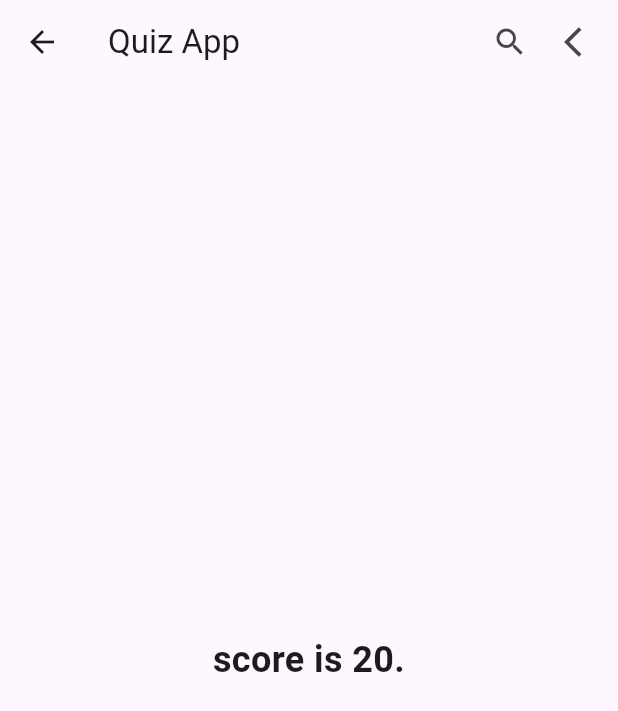
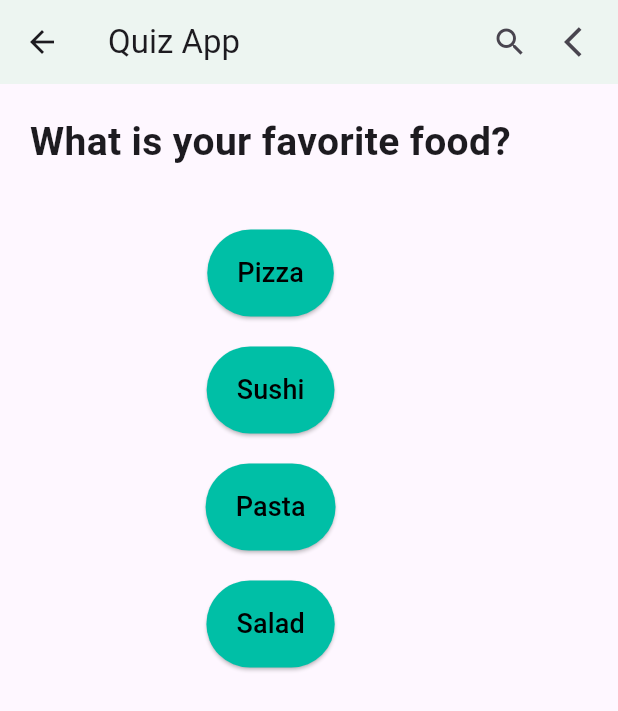
Before and after one commit to Minyar122/flutterTP3, a Flutter app: the HomePage screen opened by its route, after a tap on "Red", after a tap on "Summer", on a phone screen of 412 x 824 dp. Shown: the top 711 px of the screen. Run offline on Flutter 3.47's test engine with Material 3 defaults, Android fonts, the phone set to English and light mode, and no system bars.

Commit message:
seconde2

```diff
--- a/lib/acceuil.dart
+++ b/lib/acceuil.dart
@@ -17,22 +17,20 @@ class Acceuil extends StatelessWidget {
         ),
       ),
       body: Center(
-        // Centrer tout le contenu du body
         child: Column(
           mainAxisAlignment: MainAxisAlignment.center,
           children: [
-            // Image asset
             Image.asset(
-              'assets/img/Quiz.png',
-              height: 200, // Ajustez la hauteur selon vos besoins
+              'assets/img/Question.png',
+              height: 500,
+              width: 800,
             ),
-            const SizedBox(height: 50), // Espacement entre l'image et le bouton
+            const SizedBox(height: 50),
             // ElevatedButton
             ElevatedButton(
               onPressed: () {
                 print('Enter pressed!');
-                Navigator.pushNamed(
-                    context, '/home'); // Navigation vers la page d'accueil
+                Navigator.pushNamed(context, '/home');
               },
               child: const Text(
                 "Enter App",
--- a/lib/homepage.dart
+++ b/lib/homepage.dart
@@ -8,10 +8,9 @@ class HomePage extends StatefulWidget {
 }
 
 class _HomePageState extends State<HomePage> {
-  int _score = 0; // Variable to store the score
-  int _questionIndex = 0; // Track which question is currently being displayed
+  int _score = 0;
+  int _questionIndex = 0;
 
-  // List of questions with answer options and corresponding score values
   final List<Map<String, Object>> _questions = [
     {
       'questionText': 'What is your favorite color?',
@@ -31,67 +30,132 @@ class _HomePageState extends State<HomePage> {
         {'text': 'Fall', 'score': 6},
       ],
     },
+    {
+      'questionText': 'What is your favorite food?',
+      'answers': [
+        {'text': 'Pizza', 'score': 10},
+        {'text': 'Sushi', 'score': 7},
+        {'text': 'Pasta', 'score': 6},
+        {'text': 'Salad', 'score': 3},
+      ],
+    },
+    {
+      'questionText': 'What is your favorite hobby?',
+      'answers': [
+        {'text': 'Reading', 'score': 10},
+        {'text': 'Traveling', 'score': 7},
+        {'text': 'Gaming', 'score': 6},
+        {'text': 'Cooking', 'score': 5},
+      ],
+    },
   ];
 
-  // Function to handle when an answer is selected
   void _answerQuestion(int score) {
     setState(() {
       _score += score;
       _questionIndex++;
     });
-
-    if (_questionIndex < _questions.length) {
-      print('Next question');
-    } else {
-      print('No more questions. Your final score is $_score.');
-    }
   }
 
   @override
   Widget build(BuildContext context) {
+
+    int totalScore = 0;
+    for (var question in _questions) {
+      for (var answer in question['answers'] as List<Map<String, Object>>) {
+        totalScore += answer['score'] as int;
+      }
+    }
+
+
+    double percentage = (_score / totalScore) * 100;
+
     return Scaffold(
       appBar: AppBar(
         title: const Text('Quiz App'),
+        backgroundColor: const Color.fromARGB(255, 237, 245, 241),
         actions: [
           IconButton(
             onPressed: () {
-              print("search button pressed!");
+              print("Search button pressed!");
             },
             icon: const Icon(Icons.search),
           ),
           IconButton(
             onPressed: () {
-              print("arrow back button pressed!");
+              print("Back button pressed!");
             },
             icon: const Icon(Icons.arrow_back_ios),
           ),
         ],
       ),
-      body: _questionIndex < _questions.length
+      body: Padding(
+        padding: const EdgeInsets.all(20.0),
+        child: Column(
+          mainAxisAlignment: MainAxisAlignment.start,
+          crossAxisAlignment: CrossAxisAlignment.center,
+          children: [
+            _questionIndex < _questions.length
                 ? Column(
-              mainAxisAlignment: MainAxisAlignment.center,
                     children: [
                       Text(
                         _questions[_questionIndex]['questionText'] as String,
-                  style: const TextStyle(fontSize: 20),
+                        style: const TextStyle(
+                          fontSize: 26,
+                          fontWeight: FontWeight.bold,
                         ),
-                const SizedBox(height: 20),
+                        textAlign: TextAlign.center,
+                      ),
+                      const SizedBox(height: 30),
                       ...(_questions[_questionIndex]['answers']
                               as List<Map<String, Object>>)
                           .map((answer) {
-                  return ElevatedButton(
-                    onPressed: () => _answerQuestion(answer['score'] as int),
-                    child: Text(answer['text'] as String),
+                        return Padding(
+                          padding: const EdgeInsets.symmetric(vertical: 10.0),
+                          child: ElevatedButton(
+                            style: ElevatedButton.styleFrom(
+                              padding: const EdgeInsets.symmetric(
+                                  vertical: 16, horizontal: 20),
+                              backgroundColor:
+                                  const Color.fromARGB(255, 0, 191, 166),
+                            ),
+                            onPressed: () =>
+                                _answerQuestion(answer['score'] as int),
+                            child: Text(
+                              answer['text'] as String,
+                              style: const TextStyle(
+                                  color: Colors.black, fontSize: 18),
+                            ),
+                          ),
                         );
                       }).toList(),
                     ],
                   )
                 : Center(
-              child: Text(
-                'score is $_score.',
-                style:
-                    const TextStyle(fontSize: 24, fontWeight: FontWeight.bold),
-                textAlign: TextAlign.center,
+                    child: Column(
+                      children: [
+                        const Text('Quiz Completed!',
+                            style: TextStyle(
+                                fontSize: 28,
+                                fontWeight: FontWeight.bold,
+                                color: Colors.green),
+                            textAlign: TextAlign.center),
+                        const SizedBox(height: 20),
+                        Text('Your final score is $_score out of $totalScore.',
+                            style: const TextStyle(fontSize: 24),
+                            textAlign: TextAlign.center),
+                        const SizedBox(height: 10),
+                        Text(
+                            'Your score percentage is ${percentage.toStringAsFixed(2)}%.',
+                            style: const TextStyle(fontSize: 24),
+                            textAlign: TextAlign.center),
+                        const SizedBox(height: 30),
+                        Image.asset(
+                            'assets/img/Score.png'),
+                      ],
+                    ),
+                  ),
+          ],
         ),
       ),
     );
--- a/pubspec.yaml
+++ b/pubspec.yaml
@@ -60,7 +60,8 @@ flutter:
 
   # To add assets to your application, add an assets section, like this:
   assets:
-    - assets/img/Quiz.png
+    - assets/img/Question.png
+    - assets/img/Score.png
   #   - images/a_dot_ham.jpeg
 
   # An image asset can refer to one or more resolution-specific "variants", see
```
Also changed, not shown: assets/img/Question.png (added), assets/img/Quiz.png (deleted), assets/img/Score.png (added). Lines whose indentation alone changed are shown as unchanged.
